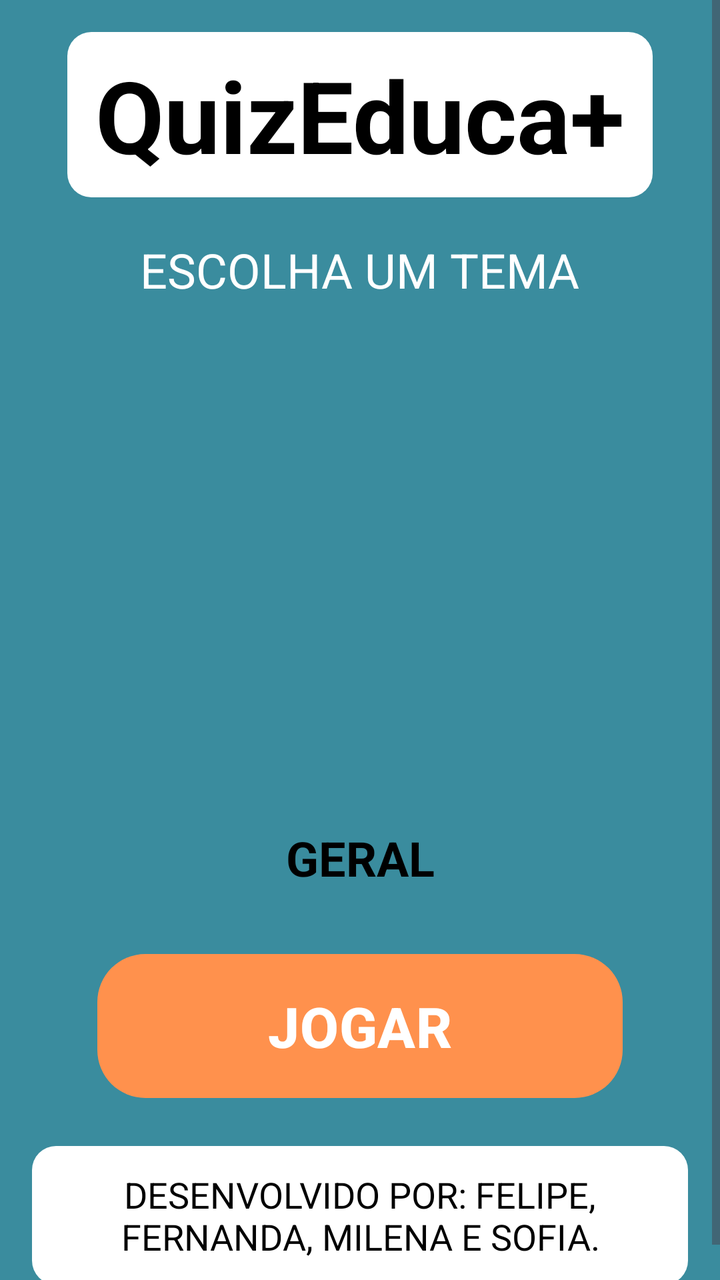
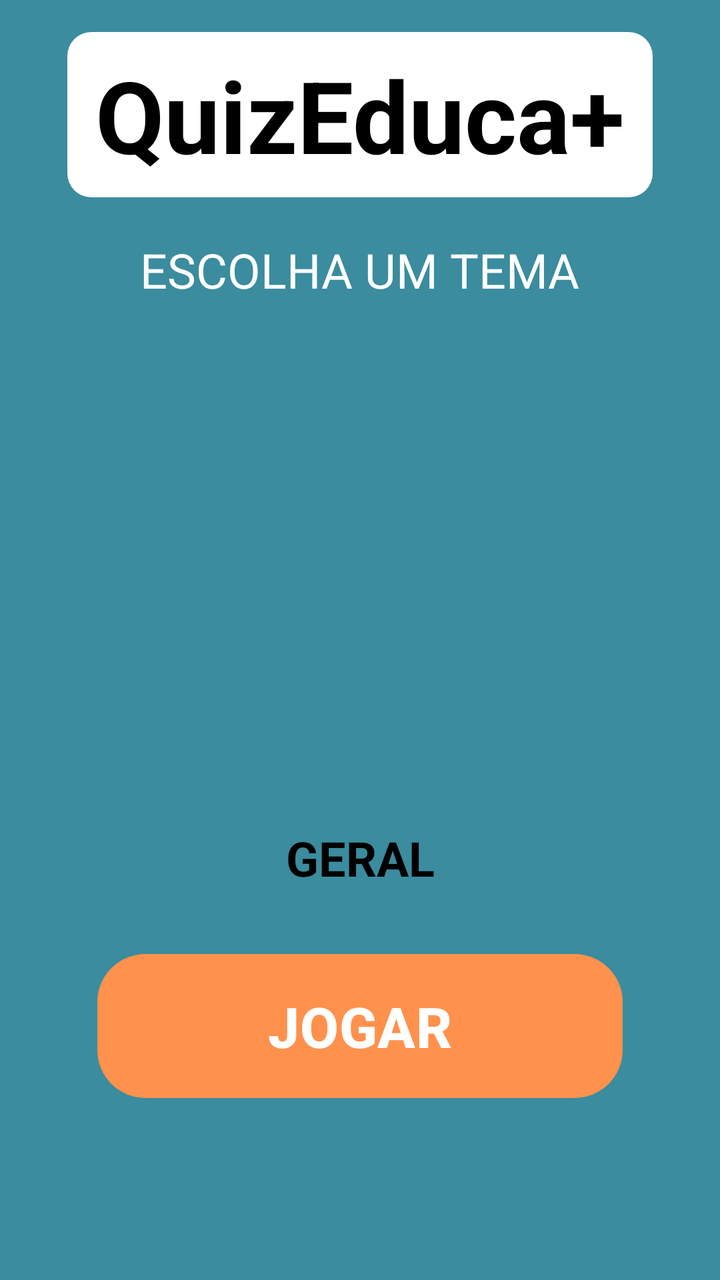

The first picture is an Android layout as it rendered before a commit; the second is the same layout after the commit. The layout source and the unified diff follow.
<!-- AndroidManifest.xml: application theme Theme.QuizEduca -->
<!-- res/layout/activity_main.xml -->
<?xml version="1.0" encoding="utf-8"?>
<ScrollView xmlns:android="http://schemas.android.com/apk/res/android"
    xmlns:app="http://schemas.android.com/apk/res-auto"
    android:layout_width="match_parent"
    android:layout_height="match_parent"
    android:background="#3A8C9E"
    android:fillViewport="true">

    <androidx.constraintlayout.widget.ConstraintLayout
        android:layout_width="match_parent"
        android:layout_height="wrap_content"
        android:padding="16dp">

        
        <TextView
            android:id="@+id/txtTitulo"
            android:layout_width="wrap_content"
            android:layout_height="wrap_content"
            android:background="@drawable/bg_title"
            android:paddingLeft="14dp"
            android:paddingRight="14dp"
            android:text="QuizEduca+"
            android:textColor="#000000"
            android:textSize="50sp"
            android:textStyle="bold"
            app:layout_constraintEnd_toEndOf="parent"
            app:layout_constraintStart_toStartOf="parent"
            app:layout_constraintTop_toTopOf="parent" />

        
        <TextView
            android:id="@+id/txtEscolha"
            android:layout_width="wrap_content"
            android:layout_height="wrap_content"
            android:layout_marginTop="20dp"
            android:text="ESCOLHA UM TEMA"
            android:textAllCaps="true"
            android:textColor="@android:color/white"
            android:textSize="24sp"
            app:layout_constraintEnd_toEndOf="parent"
            app:layout_constraintStart_toStartOf="parent"
            app:layout_constraintTop_toBottomOf="@id/txtTitulo" />

        
        <androidx.viewpager2.widget.ViewPager2
            android:id="@+id/viewPager"
            android:layout_width="0dp"
            android:layout_height="0dp"
            android:layout_marginTop="20dp"
            app:layout_constraintDimensionRatio="1:1"
            app:layout_constraintEnd_toEndOf="parent"
            app:layout_constraintStart_toStartOf="parent"
            app:layout_constraintTop_toBottomOf="@id/txtEscolha"
            app:layout_constraintWidth_percent="0.7" />

        
        <TextView
            android:id="@+id/txtTema"
            android:layout_width="wrap_content"
            android:layout_height="wrap_content"
            android:layout_marginTop="12dp"
            android:text="GERAL"
            android:textColor="@color/black"
            android:textSize="24sp"
            android:textStyle="bold"
            app:layout_constraintEnd_toEndOf="parent"
            app:layout_constraintStart_toStartOf="parent"
            app:layout_constraintTop_toBottomOf="@id/viewPager" />

        
        <LinearLayout
            android:id="@+id/indicator_layout"
            android:layout_width="wrap_content"
            android:layout_height="wrap_content"
            android:layout_marginTop="8dp"
            android:gravity="center"
            android:orientation="horizontal"
            app:layout_constraintEnd_toEndOf="parent"
            app:layout_constraintStart_toStartOf="parent"
            app:layout_constraintTop_toBottomOf="@id/txtTema"></LinearLayout>

        
        <com.google.android.material.button.MaterialButton
            android:id="@+id/btnJogar"
            android:layout_width="0dp"
            android:layout_height="80dp"
            android:layout_marginTop="20dp"
            android:text="JOGAR"
            android:textAllCaps="true"
            android:textColor="@android:color/white"
            android:textSize="28sp"
            android:textStyle="bold"
            app:backgroundTint="#ff914d"
            app:cornerRadius="24dp"
            app:layout_constraintEnd_toEndOf="parent"
            app:layout_constraintStart_toStartOf="parent"
            app:layout_constraintTop_toBottomOf="@id/indicator_layout"
            app:layout_constraintWidth_percent="0.8" />

        
        <TextView
            android:id="@+id/txtCreditos"
            android:layout_width="0dp"
            android:layout_height="wrap_content"
            android:layout_marginTop="20dp"
            android:background="@drawable/bg_credits"
            android:gravity="center"
            android:padding="12dp"
            android:text="DESENVOLVIDO POR: FELIPE, FERNANDA, MILENA E SOFIA."
            android:textColor="#000000"
            android:textSize="18sp"
            app:layout_constraintBottom_toBottomOf="parent"
            app:layout_constraintEnd_toEndOf="parent"
            app:layout_constraintStart_toStartOf="parent"
            app:layout_constraintTop_toBottomOf="@id/btnJogar" />

    </androidx.constraintlayout.widget.ConstraintLayout>
</ScrollView>
<!-- resources referenced by this layout -->
<resources>
  <color name="black">#FF000000</color>
  <!-- drawable bg_credits (drawable) -->
  <?xml version="1.0" encoding="utf-8"?>
  <shape xmlns:android="http://schemas.android.com/apk/res/android">
      <solid android:color="#FFFFFF" />
      <corners android:radius="12dp" />
  </shape>
  <!-- drawable bg_title (drawable) -->
  <?xml version="1.0" encoding="utf-8"?>
  <shape xmlns:android="http://schemas.android.com/apk/res/android">
      <solid android:color="@android:color/white"/>
      <corners android:radius="12dp"/>
      <padding
          android:left="16dp"
          android:top="8dp"
          android:right="16dp"
          android:bottom="8dp"/>
  </shape>
  <style name="Theme.QuizEduca" parent="Base.Theme.QuizEduca" />
  <style name="Base.Theme.QuizEduca" parent="Theme.Material3.DayNight.NoActionBar">
          
          
      </style>
</resources>

<!-- the commit's change to res/layout/activity_main.xml (unified diff, before → after) -->
@@ -97,22 +97,7 @@
             app:layout_constraintTop_toBottomOf="@id/indicator_layout"
             app:layout_constraintWidth_percent="0.8" />
 
-        
-        <TextView
-            android:id="@+id/txtCreditos"
-            android:layout_width="0dp"
-            android:layout_height="wrap_content"
-            android:layout_marginTop="20dp"
-            android:background="@drawable/bg_credits"
-            android:gravity="center"
-            android:padding="12dp"
-            android:text="DESENVOLVIDO POR: FELIPE, FERNANDA, MILENA E SOFIA."
-            android:textColor="#000000"
-            android:textSize="18sp"
-            app:layout_constraintBottom_toBottomOf="parent"
-            app:layout_constraintEnd_toEndOf="parent"
-            app:layout_constraintStart_toStartOf="parent"
-            app:layout_constraintTop_toBottomOf="@id/btnJogar" />
+
 
     </androidx.constraintlayout.widget.ConstraintLayout>
 </ScrollView>
<!-- resource entries referenced after the edit -->
@@ -1,12 +1,6 @@
 <!-- resources referenced by this layout -->
 <resources>
   <color name="black">#FF000000</color>
-  <!-- drawable bg_credits (drawable) -->
-  <?xml version="1.0" encoding="utf-8"?>
-  <shape xmlns:android="http://schemas.android.com/apk/res/android">
-      <solid android:color="#FFFFFF" />
-      <corners android:radius="12dp" />
-  </shape>
   <!-- drawable bg_title (drawable) -->
   <?xml version="1.0" encoding="utf-8"?>
   <shape xmlns:android="http://schemas.android.com/apk/res/android">
@@ -18,10 +12,19 @@
           android:right="16dp"
           android:bottom="8dp"/>
   </shape>
-  <style name="Theme.QuizEduca" parent="Base.Theme.QuizEduca" />
-  <style name="Base.Theme.QuizEduca" parent="Theme.Material3.DayNight.NoActionBar">
-          
-          
+  <style name="Theme.QuizEduca" parent="Theme.Material3.DayNight.NoActionBar">
+          <item name="colorPrimary">@color/colorPrimary</item>
+          <item name="colorPrimaryVariant">@color/colorPrimaryDark</item>
+          <item name="colorOnPrimary">@color/white</item>
+          <item name="colorSecondary">@color/colorSecondary</item>
+          <item name="colorSecondaryVariant">@color/colorSecondaryDark</item>
+          <item name="colorOnSecondary">@color/black</item>
+          <item name="android:statusBarColor">?attr/colorPrimaryVariant</item>
       </style>
+  <color name="colorPrimary">#3A8C9E</color>
+  <color name="colorPrimaryDark">#2A6C7E</color>
+  <color name="white">#FFFFFFFF</color>
+  <color name="colorSecondary">#FF914D</color>
+  <color name="colorSecondaryDark">#E6712D</color>
 </resources>
 
